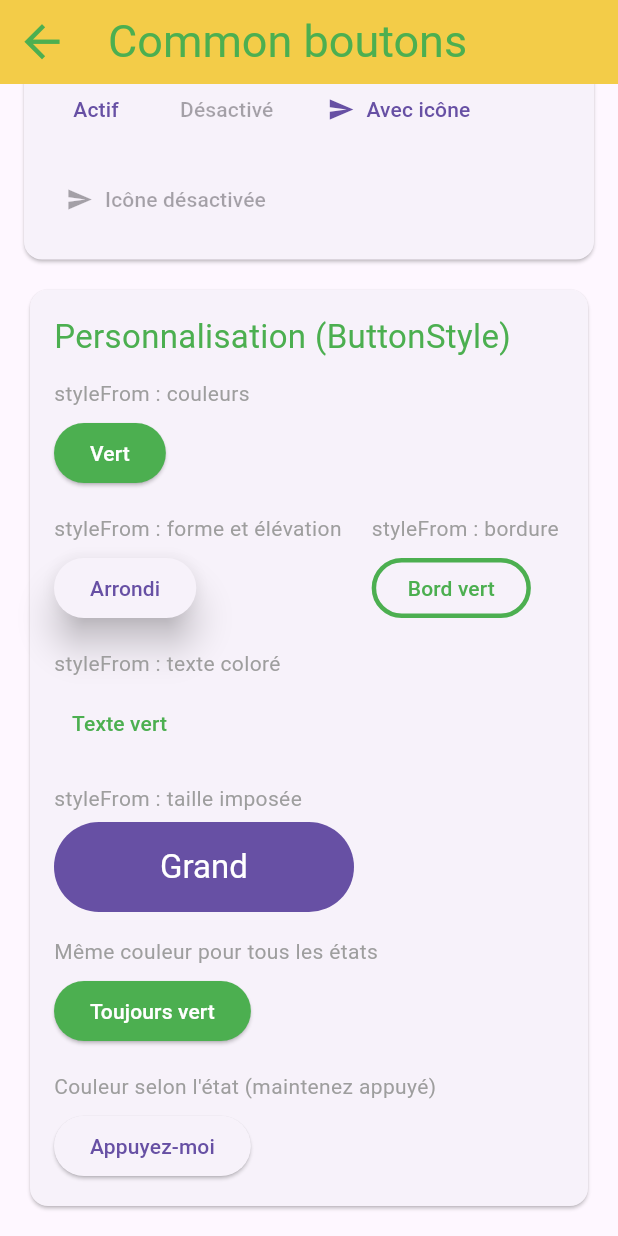
After one commit to dibikre/demofluttercours, a Flutter app: the LesCommonBoutons screen opened directly, scrolled down 1210 dp, after a tap on "Vert", on a phone screen of 412 x 824 dp. The commit adds this screen. Run offline on Flutter 3.47's test engine with Material 3 defaults, Android fonts, the phone set to English and light mode, and no system bars.

Commit message:
premier widget des common Buttons

```diff
--- a/lib/pages/bottom/monprofil.dart
+++ b/lib/pages/bottom/monprofil.dart
@@ -9,7 +9,7 @@ class MonProfil extends StatelessWidget {
   final String nomComplet = 'DIBI Kre Michael';
   final String filiere = 'SDDI4';
   final String classe = 'SDDI4 G2';
-  final String github = 'https://github.com/ton-pseudo';
+  final String github = 'https://github.com/dibikre/demofluttercours';
 
   // Une ligne d'information : icône, titre et valeur
   Widget _info(
--- a/lib/pages/menu.page.dart
+++ b/lib/pages/menu.page.dart
@@ -1,5 +1,6 @@
 import 'package:flutter/material.dart';
 import 'calculs.page.dart';
+import 'widgets/leswidgets.dart';
 
 // Menu latéral gauche (Drawer)
 class MenuPage extends StatelessWidget {
@@ -7,6 +8,26 @@ class MenuPage extends StatelessWidget {
   final bool surAccueil;
 
   const MenuPage({super.key, this.surAccueil = false});
+
+  // Une entrée du menu : ferme le menu puis ouvre la page demandée
+  Widget _item(
+    BuildContext context,
+    IconData icone,
+    String titre,
+    Widget page,
+  ) {
+    return ListTile(
+      leading: Icon(icone, color: Colors.green),
+      title: Text(titre, style: TextStyle(fontSize: 20)),
+      onTap: () {
+        Navigator.pop(context);
+        Navigator.push(
+          context,
+          MaterialPageRoute(builder: (context) => page),
+        );
+      },
+    );
+  }
 
   @override
   Widget build(BuildContext context) {
@@ -24,18 +45,8 @@ class MenuPage extends StatelessWidget {
               ),
             ),
           ),
-          ListTile(
-            leading: Icon(Icons.calculate, color: Colors.green),
-            title: Text('Calculatrice', style: TextStyle(fontSize: 20)),
-            onTap: () {
-              // Ferme le menu puis ouvre la calculatrice
-              Navigator.pop(context);
-              Navigator.push(
-                context,
-                MaterialPageRoute(builder: (context) => Calculs()),
-              );
-            },
-          ),
+          _item(context, Icons.calculate, 'Calculatrice', Calculs()),
+          _item(context, Icons.widgets, 'Les Widgets', LesWidgets()),
           // Le bouton Accueil n'apparaît que si on n'est pas déjà sur l'accueil
           if (!surAccueil)
             ListTile(
--- /dev/null
+++ b/lib/pages/widgets/boutons/lesCommonboutons.dart
@@ -0,0 +1,165 @@
+import 'package:flutter/material.dart';
+import 'personnalisation_boutons.dart';
+
+// Construit un bouton à partir de son action (null = désactivé) et de son texte
+typedef _ConstruireBouton = Widget Function(
+  VoidCallback? onPressed,
+  String texte,
+);
+
+// Description d'un des 5 types de boutons Material 3
+class _TypeBouton {
+  final String nom;
+  final String classe;
+  final String description;
+  final _ConstruireBouton simple;
+  final _ConstruireBouton avecIcone;
+
+  const _TypeBouton({
+    required this.nom,
+    required this.classe,
+    required this.description,
+    required this.simple,
+    required this.avecIcone,
+  });
+}
+
+// Les 5 types de boutons communs de Material 3
+final List<_TypeBouton> _types = [
+  _TypeBouton(
+    nom: 'Elevated',
+    classe: 'ElevatedButton',
+    description: 'Avec relief (ombre) : utile sur un fond chargé.',
+    simple: (onPressed, texte) =>
+        ElevatedButton(onPressed: onPressed, child: Text(texte)),
+    avecIcone: (onPressed, texte) => ElevatedButton.icon(
+      onPressed: onPressed,
+      icon: Icon(Icons.send),
+      label: Text(texte),
+    ),
+  ),
+  _TypeBouton(
+    nom: 'Filled',
+    classe: 'FilledButton',
+    description: 'Fond plein : pour l\'action principale.',
+    simple: (onPressed, texte) =>
+        FilledButton(onPressed: onPressed, child: Text(texte)),
+    avecIcone: (onPressed, texte) => FilledButton.icon(
+      onPressed: onPressed,
+      icon: Icon(Icons.send),
+      label: Text(texte),
+    ),
+  ),
+  _TypeBouton(
+    nom: 'Filled Tonal',
+    classe: 'FilledButton.tonal',
+    description: 'Fond plein adouci : pour une action secondaire importante.',
+    simple: (onPressed, texte) =>
+        FilledButton.tonal(onPressed: onPressed, child: Text(texte)),
+    avecIcone: (onPressed, texte) => FilledButton.tonalIcon(
+      onPressed: onPressed,
+      icon: Icon(Icons.send),
+      label: Text(texte),
+    ),
+  ),
+  _TypeBouton(
+    nom: 'Outlined',
+    classe: 'OutlinedButton',
+    description: 'Simple bordure, sans fond : pour une action secondaire.',
+    simple: (onPressed, texte) =>
+        OutlinedButton(onPressed: onPressed, child: Text(texte)),
+    avecIcone: (onPressed, texte) => OutlinedButton.icon(
+      onPressed: onPressed,
+      icon: Icon(Icons.send),
+      label: Text(texte),
+    ),
+  ),
+  _TypeBouton(
+    nom: 'Text',
+    classe: 'TextButton',
+    description: 'Ni fond ni bordure : pour une action discrète.',
+    simple: (onPressed, texte) =>
+        TextButton(onPressed: onPressed, child: Text(texte)),
+    avecIcone: (onPressed, texte) => TextButton.icon(
+      onPressed: onPressed,
+      icon: Icon(Icons.send),
+      label: Text(texte),
+    ),
+  ),
+];
+
+// Page de présentation des boutons communs
+class LesCommonBoutons extends StatelessWidget {
+  const LesCommonBoutons({super.key});
+
+  @override
+  Widget build(BuildContext context) {
+    return Scaffold(
+      appBar: AppBar(
+        title: Text(
+          'Common boutons',
+          style: TextStyle(fontSize: 30, color: Colors.green),
+        ),
+        // La touche retour est ajoutée automatiquement (page ouverte avec push)
+        iconTheme: IconThemeData(color: Colors.green, size: 35),
+        backgroundColor: Colors.amberAccent,
+      ),
+      body: ListView(
+        padding: EdgeInsets.all(16),
+        children: [
+          Text(
+            'Material 3 définit cinq types de boutons. '
+            'Appuyez, survolez ou maintenez pour voir les effets.',
+            style: TextStyle(fontSize: 16),
+          ),
+          SizedBox(height: 16),
+          for (final type in _types) _CarteType(type: type),
+          PersonnalisationBoutons(),
+        ],
+      ),
+    );
+  }
+}
+
+// Carte présentant un type de bouton dans ses différents états
+class _CarteType extends StatelessWidget {
+  final _TypeBouton type;
+
+  const _CarteType({required this.type});
+
+  @override
+  Widget build(BuildContext context) {
+    return Card(
+      margin: EdgeInsets.only(bottom: 16),
+      child: Padding(
+        padding: EdgeInsets.all(16),
+        child: Column(
+          crossAxisAlignment: CrossAxisAlignment.start,
+          children: [
+            Text(
+              type.nom,
+              style: TextStyle(fontSize: 22, color: Colors.green),
+            ),
+            Text(
+              type.classe,
+              style: TextStyle(fontSize: 14, color: Colors.grey),
+            ),
+            SizedBox(height: 6),
+            Text(type.description),
+            SizedBox(height: 12),
+            Wrap(
+              spacing: 12,
+              runSpacing: 12,
+              children: [
+                type.simple(() {}, 'Actif'),
+                type.simple(null, 'Désactivé'),
+                type.avecIcone(() {}, 'Avec icône'),
+                type.avecIcone(null, 'Icône désactivée'),
+              ],
+            ),
+          ],
+        ),
+      ),
+    );
+  }
+}
--- /dev/null
+++ b/lib/pages/widgets/boutons/personnalisation_boutons.dart
@@ -0,0 +1,128 @@
+import 'package:flutter/material.dart';
+
+// Exemples de personnalisation des boutons avec styleFrom et ButtonStyle
+class PersonnalisationBoutons extends StatelessWidget {
+  const PersonnalisationBoutons({super.key});
+
+  // Un exemple : légende grise puis le bouton
+  Widget _exemple(String legende, Widget bouton) {
+    return Column(
+      crossAxisAlignment: CrossAxisAlignment.start,
+      children: [
+        Text(legende, style: TextStyle(fontSize: 14, color: Colors.grey)),
+        SizedBox(height: 6),
+        bouton,
+      ],
+    );
+  }
+
+  @override
+  Widget build(BuildContext context) {
+    return Card(
+      child: Padding(
+        padding: EdgeInsets.all(16),
+        child: Column(
+          crossAxisAlignment: CrossAxisAlignment.start,
+          children: [
+            Text(
+              'Personnalisation (ButtonStyle)',
+              style: TextStyle(fontSize: 22, color: Colors.green),
+            ),
+            SizedBox(height: 12),
+            Wrap(
+              spacing: 20,
+              runSpacing: 16,
+              children: [
+                _exemple(
+                  'styleFrom : couleurs',
+                  ElevatedButton(
+                    style: ElevatedButton.styleFrom(
+                      backgroundColor: Colors.green,
+                      foregroundColor: Colors.white,
+                    ),
+                    onPressed: () {},
+                    child: Text('Vert'),
+                  ),
+                ),
+                _exemple(
+                  'styleFrom : forme et élévation',
+                  ElevatedButton(
+                    style: ElevatedButton.styleFrom(
+                      shape: StadiumBorder(),
+                      elevation: 10,
+                    ),
+                    onPressed: () {},
+                    child: Text('Arrondi'),
+                  ),
+                ),
+                _exemple(
+                  'styleFrom : bordure',
+                  OutlinedButton(
+                    style: OutlinedButton.styleFrom(
+                      foregroundColor: Colors.green,
+                      side: BorderSide(color: Colors.green, width: 3),
+                    ),
+                    onPressed: () {},
+                    child: Text('Bord vert'),
+                  ),
+                ),
+                _exemple(
+                  'styleFrom : texte coloré',
+                  TextButton(
+                    style: TextButton.styleFrom(foregroundColor: Colors.green),
+                    onPressed: () {},
+                    child: Text('Texte vert'),
+                  ),
+                ),
+                _exemple(
+                  'styleFrom : taille imposée',
+                  FilledButton(
+                    style: FilledButton.styleFrom(
+                      minimumSize: Size(200, 60),
+                      textStyle: TextStyle(fontSize: 22),
+                    ),
+                    onPressed: () {},
+                    child: Text('Grand'),
+                  ),
+                ),
+                _exemple(
+                  'Même couleur pour tous les états',
+                  ElevatedButton(
+                    style: ButtonStyle(
+                      backgroundColor: WidgetStatePropertyAll<Color>(
+                        Colors.green,
+                      ),
+                      foregroundColor: WidgetStatePropertyAll<Color>(
+                        Colors.white,
+                      ),
+                    ),
+                    onPressed: () {},
+                    child: Text('Toujours vert'),
+                  ),
+                ),
+                _exemple(
+                  'Couleur selon l\'état (maintenez appuyé)',
+                  ElevatedButton(
+                    style: ButtonStyle(
+                      backgroundColor: WidgetStateProperty.resolveWith<Color?>(
+                        (Set<WidgetState> etats) {
+                          if (etats.contains(WidgetState.pressed)) {
+                            return Colors.green.withValues(alpha: 0.5);
+                          }
+                          // null = couleur par défaut du bouton
+                          return null;
+                        },
+                      ),
+                    ),
+                    onPressed: () {},
+                    child: Text('Appuyez-moi'),
+                  ),
+                ),
+              ],
+            ),
+          ],
+        ),
+      ),
+    );
+  }
+}
--- /dev/null
+++ b/lib/pages/widgets/leswidgets.dart
@@ -0,0 +1,49 @@
+import 'package:flutter/material.dart';
+import '../menu.page.dart';
+import 'liste.widgets.dart';
+
+// Page d'entrée de la section "Les Widgets" : redirige vers chaque widget
+class LesWidgets extends StatelessWidget {
+  const LesWidgets({super.key});
+
+  @override
+  Widget build(BuildContext context) {
+    return Scaffold(
+      appBar: AppBar(
+        title: Text(
+          'Les Widgets',
+          style: TextStyle(fontSize: 30, color: Colors.green),
+        ),
+        // Le hamburger est ajouté automatiquement car le Scaffold a un drawer
+        iconTheme: IconThemeData(color: Colors.green, size: 35),
+        backgroundColor: Colors.amberAccent,
+      ),
+      drawer: MenuPage(),
+      body: ListView.builder(
+        padding: EdgeInsets.all(12),
+        itemCount: listeWidgets.length,
+        itemBuilder: (context, index) {
+          final item = listeWidgets[index];
+          return Card(
+            child: ListTile(
+              leading: Icon(item.icone, color: Colors.green, size: 35),
+              title: Text(
+                item.titre,
+                style: TextStyle(fontSize: 22, color: Colors.blue),
+              ),
+              subtitle: Text(item.description),
+              trailing: Icon(Icons.chevron_right),
+              // Ouvre la page du widget (une touche retour apparaît dans la barre)
+              onTap: () {
+                Navigator.push(
+                  context,
+                  MaterialPageRoute(builder: (context) => item.page),
+                );
+              },
+            ),
+          );
+        },
+      ),
+    );
+  }
+}
--- /dev/null
+++ b/lib/pages/widgets/liste.widgets.dart
@@ -0,0 +1,27 @@
+import 'package:flutter/material.dart';
+import 'boutons/lesCommonboutons.dart';
+
+// Un widget présenté dans la section "Les Widgets"
+class WidgetItem {
+  final String titre;
+  final String description;
+  final IconData icone;
+  final Widget page;
+
+  const WidgetItem({
+    required this.titre,
+    required this.description,
+    required this.icone,
+    required this.page,
+  });
+}
+
+// Liste des widgets : pour en ajouter un, il suffit d'ajouter une entrée ici
+const List<WidgetItem> listeWidgets = [
+  WidgetItem(
+    titre: 'Common boutons',
+    description: 'Les 5 types de boutons Material 3 et leurs effets',
+    icone: Icons.smart_button,
+    page: LesCommonBoutons(),
+  ),
+];
```
